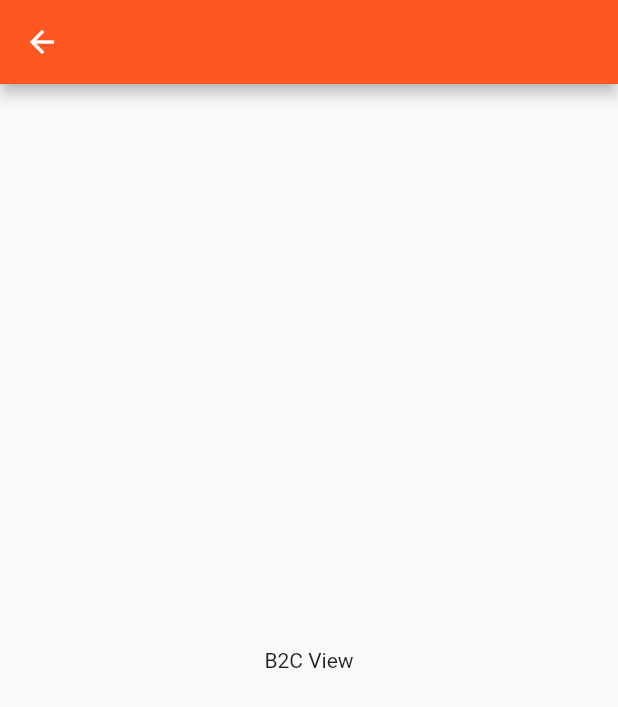
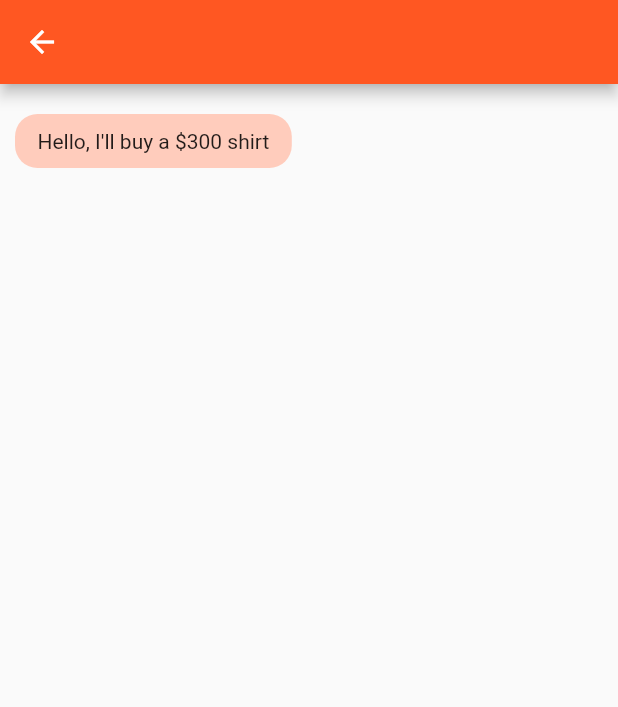
Before and after one commit to cameronsuen/crowdbuy, a Flutter app: the screen it shows after launch, after a tap on "A S", on a phone screen of 412 x 824 dp. Shown: the top 707 px of the screen. Run offline on Flutter 3.47's test engine with Material 2 defaults, Android fonts, the light colour scheme and no system bars; missing offline and left inert: duration.

Commit message:
Added skeleton for chat UI

```diff
--- /dev/null
+++ b/lib/chat.dart
@@ -0,0 +1,73 @@
+import 'package:flutter/material.dart';
+
+import 'chat_provider.dart';
+
+class Chat extends StatelessWidget {
+  const Chat({Key? key}) : super(key: key);
+
+  @override
+  Widget build(BuildContext context) {
+    return Scaffold(
+        appBar: AppBar(),
+        body: Stack(children: <Widget>[
+          Column(
+            children: <Widget>[
+              buildMessages(),
+            ],
+          ),
+        ]));
+  }
+
+  Widget buildMessages() {
+    return Flexible(
+        child: StreamBuilder<MessageSnapshot>(
+            stream: ChatProvider.getMessages(),
+            builder: (BuildContext context,
+                AsyncSnapshot<MessageSnapshot> snapshot) {
+              if (snapshot.hasData) {
+                List<Message> messages = snapshot.data!.messages;
+                if (messages.isNotEmpty) {
+                  return ListView.builder(
+                      padding: const EdgeInsets.all(10),
+                      itemCount: messages.length,
+                      itemBuilder: (context, index) =>
+                          buildItem(context, index, messages[index]));
+                }
+              }
+              return const Center(
+                  child: Text("Start chatting by sending msg!"));
+            }));
+  }
+
+  Widget buildItem(BuildContext context, int index, Message message) {
+    MainAxisAlignment axisAlignment;
+    BoxDecoration chatBubble;
+    TextStyle? chatTextStyle;
+    if (message.from == "camsuen") {
+      axisAlignment = MainAxisAlignment.end;
+      chatBubble = BoxDecoration(
+        color: Theme.of(context).primaryColor,
+        borderRadius: BorderRadius.circular(15),
+      );
+      chatTextStyle = Theme.of(context).primaryTextTheme.bodyMedium;
+    } else {
+      axisAlignment = MainAxisAlignment.start;
+      chatBubble = BoxDecoration(
+        color: Theme.of(context).primaryColorLight,
+        borderRadius: BorderRadius.circular(15),
+      );
+      chatTextStyle = Theme.of(context).textTheme.bodyMedium;
+    }
+    return Row(
+      children: <Widget>[
+        Container(
+          child: Text(message.message, style: chatTextStyle),
+          padding: const EdgeInsets.symmetric(vertical: 10, horizontal: 15),
+          decoration: chatBubble,
+          margin: const EdgeInsets.only(top: 10),
+        )
+      ],
+      mainAxisAlignment: axisAlignment,
+    );
+  }
+}
--- /dev/null
+++ b/lib/chat_provider.dart
@@ -0,0 +1,32 @@
+class Message {
+  String from;
+  String to;
+  String message;
+  DateTime timestamp;
+  Message(this.from, this.to, this.message, [DateTime? timestamp])
+      : timestamp = timestamp ?? DateTime.now();
+}
+
+class MessageSnapshot {
+  String chatId;
+  DateTime timestamp;
+  List<Message> messages;
+  MessageSnapshot(this.chatId, this.timestamp, [this.messages = const []]);
+}
+
+class ChatProvider {
+  static String chatId = "12345678";
+  static List<Message> messages = [
+    Message("sto", "camsuen", "Hello, I'll buy a \$300 shirt"),
+    Message("camsuen", "sto", "Sure, let's wait at ASport at 2/F?"),
+    Message("sto", "camsuen", "Sure, see you!"),
+  ];
+  static Stream<MessageSnapshot> getMessages() async* {
+    await Future.delayed(const Duration(seconds: 1));
+    yield MessageSnapshot(chatId, DateTime.now(), messages.sublist(0, 1));
+    await Future.delayed(const Duration(seconds: 3));
+    yield MessageSnapshot(chatId, DateTime.now(), messages.sublist(0, 2));
+    await Future.delayed(const Duration(seconds: 2));
+    yield MessageSnapshot(chatId, DateTime.now(), messages.sublist(0, 3));
+  }
+}
--- a/lib/main.dart
+++ b/lib/main.dart
@@ -1,7 +1,9 @@
 import 'package:flutter/material.dart';
 import 'package:duration/duration.dart';
+import 'package:uuid/uuid.dart';
 
 import 'b2c.dart';
+import 'chat.dart';
 
 void main() {
   runApp(const MyApp());
@@ -128,7 +130,7 @@ class _MyHomePageState extends State<MyHomePage> {
 
 Route _createRoute() {
   return PageRouteBuilder(
-    pageBuilder: (context, animation, secondaryAnimation) => const B2C(),
+    pageBuilder: (context, animation, secondaryAnimation) => const Chat(),
     transitionsBuilder: (context, animation, secondaryAnimation, child) {
       return child;
     },
@@ -176,6 +178,7 @@ class FloatingAppBar extends StatelessWidget with PreferredSizeWidget {
 }
 
 class Pairing {
+  String id;
   String item;
   String postedBy;
   String location;
@@ -183,7 +186,9 @@ class Pairing {
   DateTime postedDate;
   DateTime deadline;
   Pairing(this.item, this.postedBy, this.location, this.favorite,
-      this.postedDate, this.deadline);
+      this.postedDate, this.deadline,
+      [String? id])
+      : id = id ?? const Uuid().v1.toString();
 }
 
 class PairingItem extends StatelessWidget {
--- a/pubspec.yaml
+++ b/pubspec.yaml
@@ -36,6 +36,7 @@ dependencies:
   cupertino_icons: ^1.0.2
   duration: ^3.0.11
   font_awesome_flutter: ^10.1.0
+  uuid: ^3.0.6
 
 dev_dependencies:
   flutter_test:
```
Also changed, not shown: pubspec.lock.
